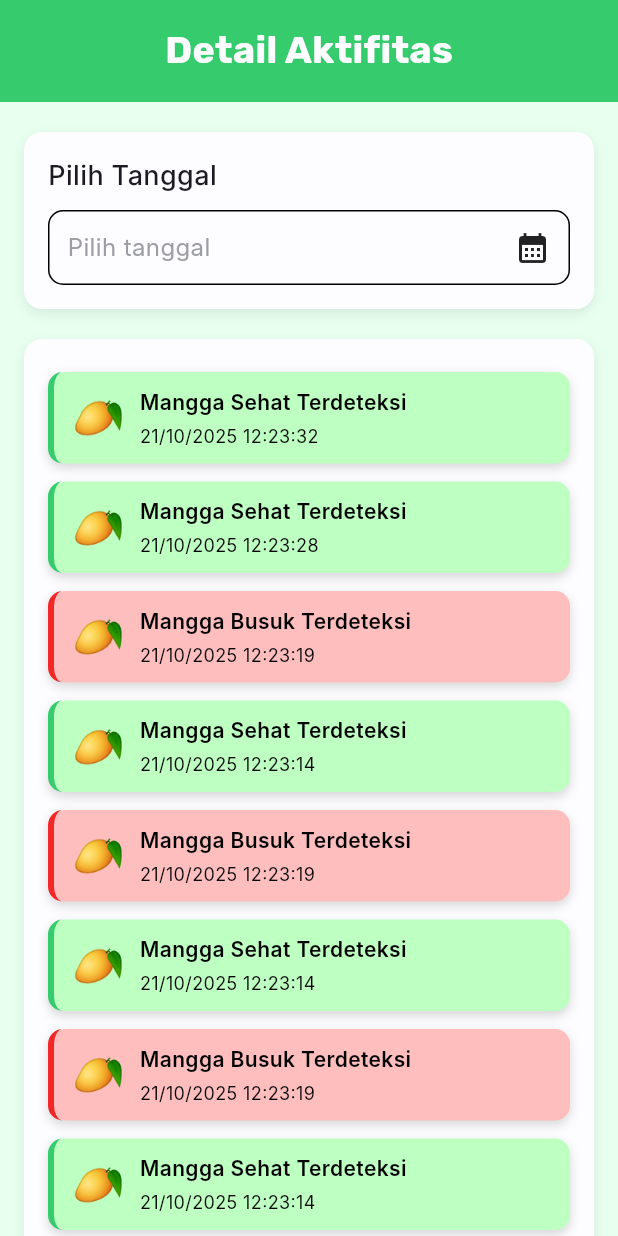
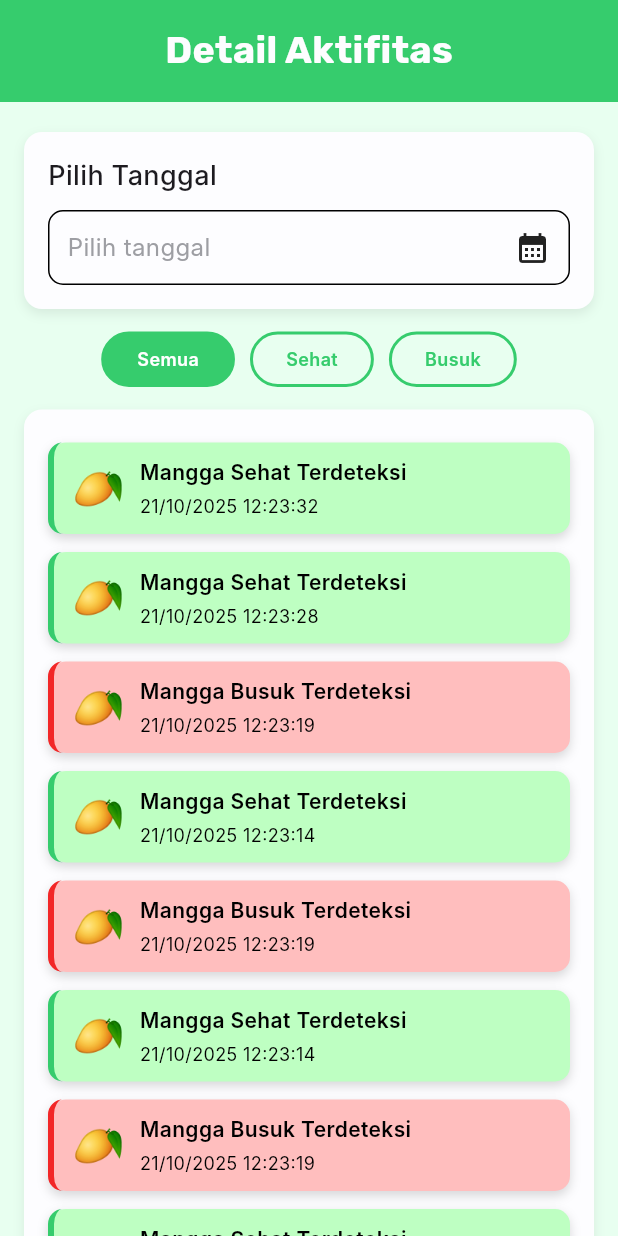
Before and after one commit to Donnz9/Mango-Sort, a Flutter app: the DetailAktifitasPage screen opened directly with empty values, on a phone screen of 412 x 824 dp. Run offline on Flutter 3.47's test engine with Material 3 defaults, Android fonts, the phone set to English and light mode, and no system bars; Roboto replaces fonts that are missing (Inter).

Commit message:
final frontend detail aktifitas

```diff
--- a/lib/pages/detail_aktifitas.dart
+++ b/lib/pages/detail_aktifitas.dart
@@ -18,6 +18,8 @@ class DetailAktifitasPage extends StatefulWidget {
 
 class _DetailAktifitasPageState extends State<DetailAktifitasPage> {
   final TextEditingController tanggalController = TextEditingController();
+  int filterIndex = 0; // 0 = semua, 1 = sehat, 2 = busuk
+
 
   @override
   Widget build(BuildContext context) {
@@ -119,7 +121,32 @@ class _DetailAktifitasPageState extends State<DetailAktifitasPage> {
                       ),
                     ),
 
-                    const SizedBox(height: 20),
+                    const SizedBox(height: 15),
+
+                    // FILTER BUTTONS
+                    Row(
+                      mainAxisAlignment: MainAxisAlignment.center,
+                      children: [
+                        FilterButton(
+                          label: "Semua",
+                          isSelected: filterIndex == 0,
+                          onTap: () => setState(() => filterIndex = 0),
+                        ),
+                        const SizedBox(width: 10),
+                        FilterButton(
+                          label: "Sehat",
+                          isSelected: filterIndex == 1,
+                          onTap: () => setState(() => filterIndex = 1),
+                        ),
+                        const SizedBox(width: 10),
+                        FilterButton(
+                          label: "Busuk",
+                          isSelected: filterIndex == 2,
+                          onTap: () => setState(() => filterIndex = 2),
+                        ),
+                      ],
+                    ),
+                    const SizedBox(height: 15),
 
                     // REAL-TIME ACTIVITY LIST
                     Container(
--- a/lib/widgets/activity_card.dart
+++ b/lib/widgets/activity_card.dart
@@ -107,3 +107,44 @@ Future<void> selectDate({
     refreshUI();
   }
 }
+
+class FilterButton extends StatelessWidget {
+  final String label;
+  final bool isSelected;
+  final VoidCallback onTap;
+
+  const FilterButton({
+    super.key,
+    required this.label,
+    required this.isSelected,
+    required this.onTap,
+  });
+
+  @override
+  Widget build(BuildContext context) {
+    return GestureDetector(
+      onTap: onTap,
+      child: AnimatedContainer(
+        duration: const Duration(milliseconds: 200),
+        padding: const EdgeInsets.symmetric(horizontal: 22, vertical: 8),
+        decoration: BoxDecoration(
+          color: isSelected ? AppColors.hijau : Colors.transparent,
+          borderRadius: BorderRadius.circular(30),
+          border: Border.all(
+            color: AppColors.hijau,
+            width: 2,
+          ),
+        ),
+        child: Text(
+          label,
+          style: TextStyle(
+            fontFamily: 'Inter',
+            fontSize: 12,
+            fontWeight: FontWeight.w600,
+            color: isSelected ? Colors.white : AppColors.hijau,
+          ),
+        ),
+      ),
+    );
+  }
+}
```
